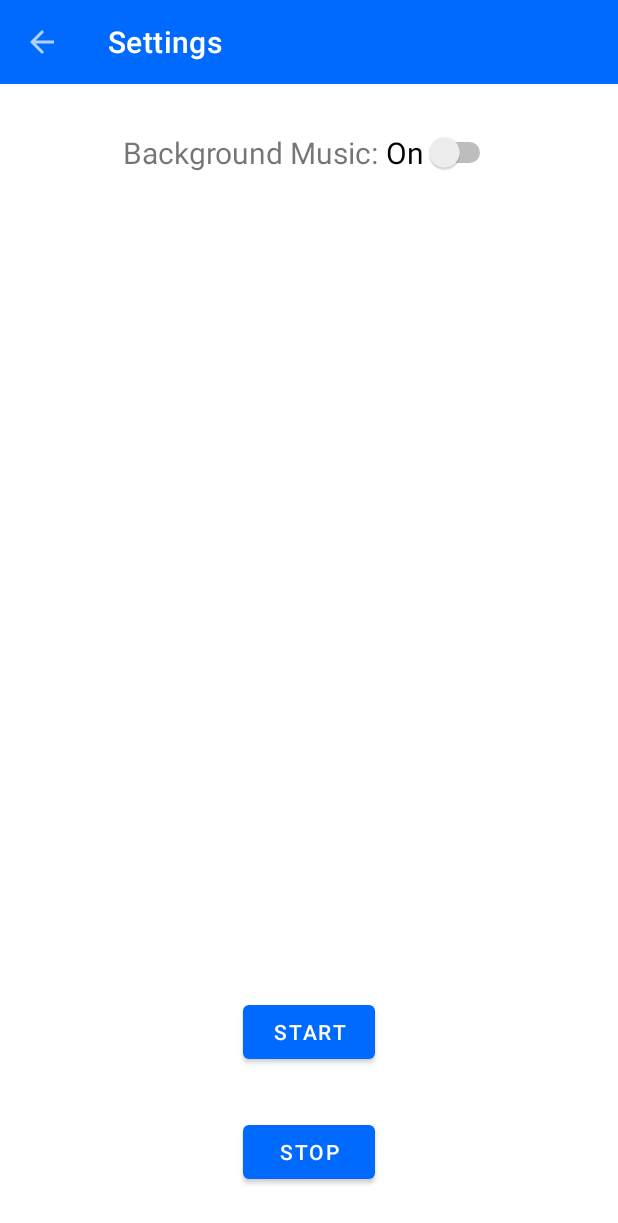
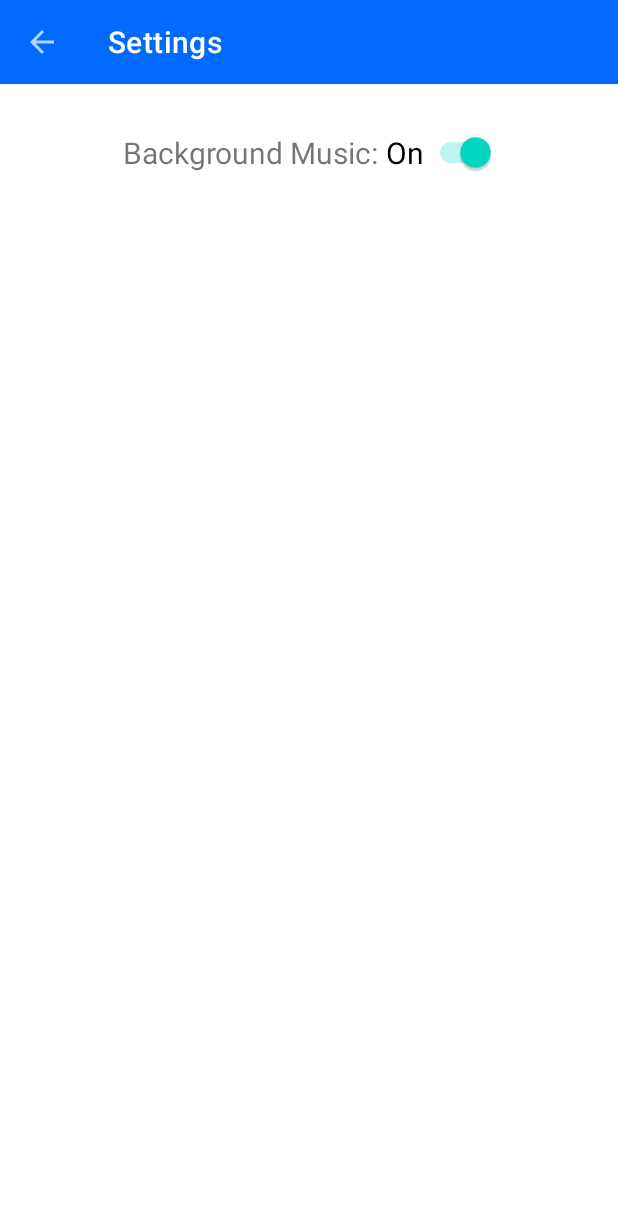
Before and after one commit to lawgimenez/KG-CAI, an Android app: the AppSettingsActivity screen opened directly, with no data from a screen before it, on a phone screen of 412 x 824 dp. Shown: the top 1223 px of the screen. Run offline under Robolectric (Android 15) with nearby library versions, the phone set to English and light mode, and no system bars; Roboto replaces fonts that are not available here.

Commit message:
Created a Instruction dialog feature if taking quiz and fix settings activity(instead of button i use switch in on/off of music).

```diff
--- a/app/src/main/AndroidManifest.xml
+++ b/app/src/main/AndroidManifest.xml
@@ -70,7 +70,7 @@
             </intent-filter>
         </activity>
 
-        <service android:name=".MyServiceMusic"/>
+        <service android:name=".helpers.MyServiceMusic"/>
     </application>
 
 </manifest>
--- a/app/src/main/java/com/example/kg_cai/AppSettingsActivity.java
+++ b/app/src/main/java/com/example/kg_cai/AppSettingsActivity.java
@@ -8,41 +8,40 @@ import android.content.Intent;
 import android.os.Bundle;
 import android.view.MenuItem;
 import android.view.View;
-import android.widget.Button;
+import android.widget.Switch;
+
+import com.example.kg_cai.helpers.MyServiceMusic;
 
 public class AppSettingsActivity extends AppCompatActivity {
 
-    private Button btnMusicStart, btnMusicStop;
     private Intent musicServiceIntent;
+    private Switch switchMusic;
 
     @Override
     protected void onCreate(Bundle savedInstanceState) {
         super.onCreate(savedInstanceState);
         setContentView(R.layout.activity_app_settings);
 
+        switchMusic = findViewById(R.id.switchMusic);
+
         Toolbar toolbar = findViewById(R.id.toolbar_settings);
-
-        btnMusicStart = findViewById(R.id.btnMusicStart);
-        btnMusicStop = findViewById(R.id.btnMusicStop);
+        setSupportActionBar(toolbar);
+        getSupportActionBar().setDisplayHomeAsUpEnabled(true);
 
         musicServiceIntent = new Intent(getApplicationContext(), MyServiceMusic.class);
 
-        setSupportActionBar(toolbar);
-        getSupportActionBar().setDisplayHomeAsUpEnabled(true);
-
-        btnMusicStop.setOnClickListener(new View.OnClickListener() {
+        switchMusic.setOnClickListener(new View.OnClickListener() {
             @Override
             public void onClick(View v) {
-                stopService(new Intent(getApplicationContext(), MyServiceMusic.class));
+                if(switchMusic.isChecked()){
+                    startService(new Intent(getApplicationContext(), MyServiceMusic.class));
+                }else{
+                    stopService(new Intent(getApplicationContext(), MyServiceMusic.class));
+                }
             }
         });
 
-        btnMusicStart.setOnClickListener(new View.OnClickListener() {
-            @Override
-            public void onClick(View v) {
-                startService(new Intent(getApplicationContext(), MyServiceMusic.class));
-            }
-        });
+
     }
 
 
--- a/app/src/main/java/com/example/kg_cai/MainActivity.java
+++ b/app/src/main/java/com/example/kg_cai/MainActivity.java
@@ -11,8 +11,8 @@ import android.view.MenuInflater;
 import android.view.MenuItem;
 import android.view.View;
 import android.widget.Button;
-import android.widget.Toast;
 
+import com.example.kg_cai.helpers.MyServiceMusic;
 import com.google.firebase.auth.FirebaseAuth;
 
 
--- a/app/src/main/java/com/example/kg_cai/MainSoundsActivity.java
+++ b/app/src/main/java/com/example/kg_cai/MainSoundsActivity.java
@@ -9,6 +9,8 @@ import android.widget.LinearLayout;
 import android.widget.RelativeLayout;
 
 import androidx.appcompat.app.AppCompatActivity;
+
+import com.example.kg_cai.helpers.MyServiceMusic;
 
 public class MainSoundsActivity extends AppCompatActivity {
 
--- a/app/src/main/java/com/example/kg_cai/VideosActivity.java
+++ b/app/src/main/java/com/example/kg_cai/VideosActivity.java
@@ -9,6 +9,7 @@ import android.os.Bundle;
 
 import com.example.kg_cai.adapter.AdapterVideo;
 import com.example.kg_cai.helpers.ModelVideo;
+import com.example.kg_cai.helpers.MyServiceMusic;
 import com.google.firebase.database.DataSnapshot;
 import com.google.firebase.database.DatabaseError;
 import com.google.firebase.database.DatabaseReference;
--- a/app/src/main/res/layout/activity_app_settings.xml
+++ b/app/src/main/res/layout/activity_app_settings.xml
@@ -19,25 +19,6 @@
         app:titleTextColor="@color/white"
         android:theme="@style/ThemeOverlay.AppCompat.Dark"/>
 
-    <Button
-        android:id="@+id/btnMusicStart"
-        android:layout_width="wrap_content"
-        android:layout_height="wrap_content"
-        android:layout_marginBottom="32dp"
-        android:text="start"
-        app:layout_constraintBottom_toTopOf="@+id/btnMusicStop"
-        app:layout_constraintEnd_toEndOf="parent"
-        app:layout_constraintStart_toStartOf="parent" />
-
-    <Button
-        android:id="@+id/btnMusicStop"
-        android:layout_width="wrap_content"
-        android:layout_height="wrap_content"
-        android:layout_marginBottom="32dp"
-        android:text="stop"
-        app:layout_constraintBottom_toBottomOf="parent"
-        app:layout_constraintEnd_toEndOf="@+id/btnMusicStart"
-        app:layout_constraintStart_toStartOf="@+id/btnMusicStart" />
 
     <LinearLayout
         android:layout_width="wrap_content"
@@ -64,13 +45,13 @@
             tools:layout_editor_absoluteX="32dp" />
 
         <Switch
-            android:id="@+id/switch1"
+            android:id="@+id/switchMusic"
             android:layout_width="wrap_content"
             android:layout_height="wrap_content"
             android:text="On"
             android:layout_gravity="right"
             android:textSize="20sp"
-
+            android:checked="true"
             app:layout_constraintStart_toEndOf="@+id/textView2"
             tools:layout_editor_absoluteY="106dp" />
     </LinearLayout>
--- a/app/src/main/res/layout/row_video.xml
+++ b/app/src/main/res/layout/row_video.xml
@@ -15,7 +15,8 @@
         android:layout_width="match_parent"
         android:layout_height="wrap_content"
         android:layout_alignParentBottom="true"
-        android:layout_marginStart="10dp"
+        android:layout_marginStart="15dp"
+        android:layout_marginBottom="50dp"
         android:fontFamily="sans-serif-condensed"
         android:shadowColor="@color/black"
         android:shadowDx="1"
@@ -23,8 +24,7 @@
         android:shadowRadius="2"
         android:text="Title of the video"
         android:textColor="@color/white"
-        android:textSize="18sp"
-        android:layout_marginBottom="50dp"/>
+        android:textSize="18sp" />
 
 
     <ProgressBar
```
Also changed, not shown: app/src/main/java/com/example/kg_cai/QuestionActivity.java (+53 -14 lines), app/src/main/java/com/example/kg_cai/helpers/MyServiceMusic.java (renamed from app/src/main/java/com/example/kg_cai/MyServiceMusic.java, +3 -6 lines), app/src/main/res/layout/home.xml (deleted, +0 -54 lines), app/src/main/res/layout/instructions_dialog.xml (added, +36 -0 lines), app/src/main/res/layout/item_story.xml (deleted, +0 -52 lines).
